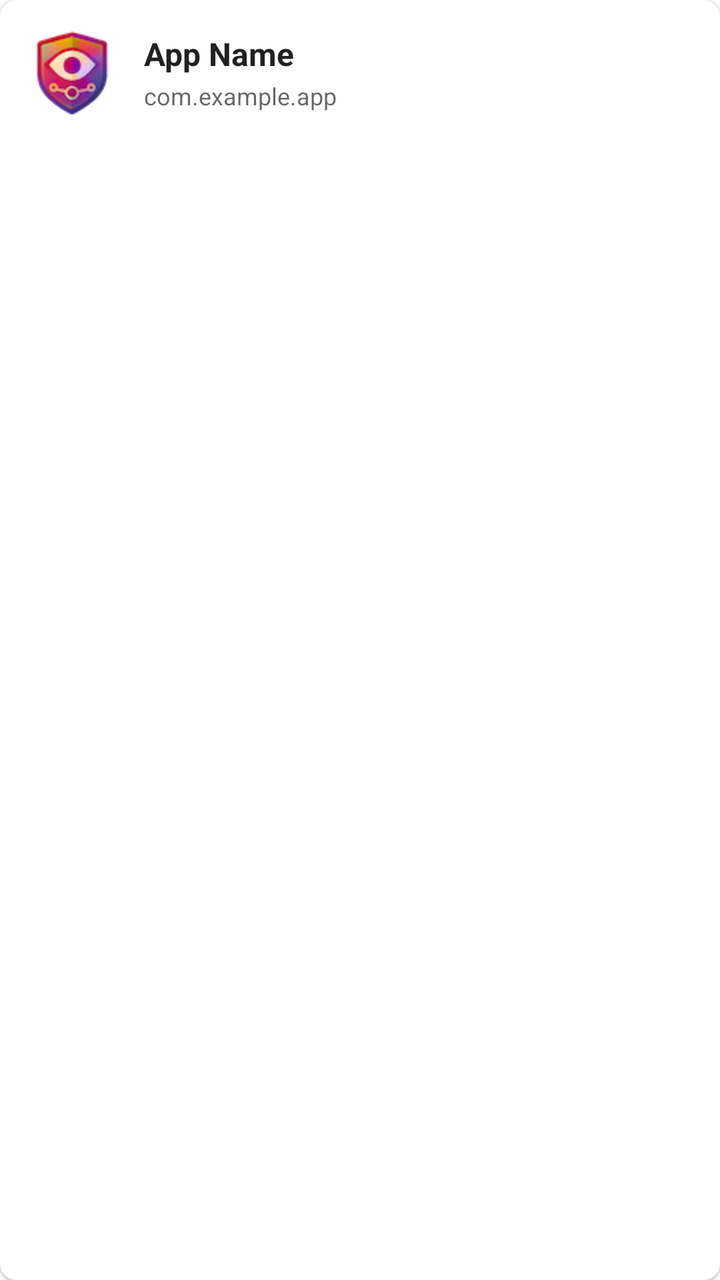
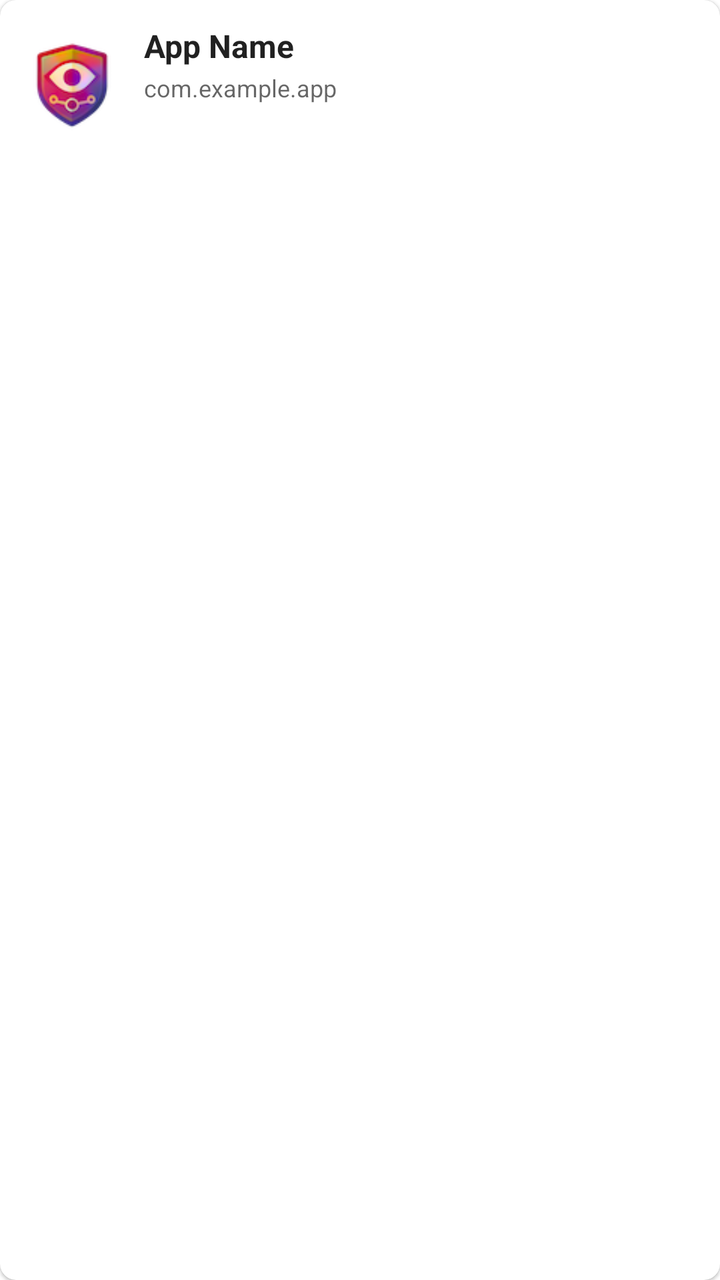

The first picture is an Android layout as it rendered before a commit; the second is the same layout after the commit. The layout source and the unified diff follow.
<!-- AndroidManifest.xml: fallback theme Theme.MaterialComponents.DayNight.NoActionBar -->
<!-- res/layout/item_network_package.xml -->
<?xml version="1.0" encoding="utf-8"?>
<com.google.android.material.card.MaterialCardView xmlns:android="http://schemas.android.com/apk/res/android"
    xmlns:app="http://schemas.android.com/apk/res-auto"
    android:layout_width="match_parent"
    android:layout_height="wrap_content"
    android:layout_marginStart="12dp"
    android:layout_marginEnd="12dp"
    android:layout_marginTop="4dp"
    android:layout_marginBottom="4dp"
    app:cardElevation="1dp"
    app:cardCornerRadius="8dp"
    android:clickable="true"
    android:focusable="true"
    android:foreground="?android:attr/selectableItemBackground">

    <LinearLayout
        android:layout_width="match_parent"
        android:layout_height="wrap_content"
        android:orientation="horizontal"
        android:padding="12dp"
        android:gravity="center_vertical">

        
        <CheckBox
            android:id="@+id/selection_checkbox"
            android:layout_width="48dp"
            android:layout_height="48dp"
            android:layout_marginEnd="0dp"
            android:contentDescription="@string/select_package"
            android:visibility="gone"
            android:clickable="false"
            android:focusable="false" />

        
        <ImageView
            android:id="@+id/app_icon"
            android:layout_width="48dp"
            android:layout_height="48dp"
            android:src="@drawable/de1984_icon"
            android:contentDescription="@string/cd_app_icon" />

        
        <LinearLayout
            android:layout_width="0dp"
            android:layout_height="wrap_content"
            android:layout_weight="1"
            android:layout_marginStart="12dp"
            android:layout_gravity="center_vertical"
            android:orientation="vertical">

            
            <TextView
                android:id="@+id/app_name"
                android:layout_width="match_parent"
                android:layout_height="wrap_content"
                android:text="@string/action_sheet_placeholder_app_name"
                android:textSize="16sp"
                android:textStyle="bold"
                android:textColor="?android:attr/textColorPrimary"
                android:maxLines="1"
                android:ellipsize="end" />

            
            <TextView
                android:id="@+id/package_name"
                android:layout_width="match_parent"
                android:layout_height="wrap_content"
                android:layout_marginTop="2dp"
                android:text="@string/action_sheet_placeholder_package_name"
                android:textSize="12sp"
                android:textColor="?android:attr/textColorSecondary"
                android:maxLines="1"
                android:ellipsize="end" />

            
            <TextView
                android:id="@+id/system_critical_badge"
                android:layout_width="wrap_content"
                android:layout_height="wrap_content"
                android:layout_marginTop="4dp"
                android:text="@string/firewall_badge_system_critical"
                android:textSize="10sp"
                android:textStyle="bold"
                android:textColor="@color/error_red"
                android:paddingStart="6dp"
                android:paddingEnd="6dp"
                android:paddingTop="2dp"
                android:paddingBottom="2dp"
                android:background="@drawable/badge_background"
                android:visibility="gone" />

            
            <TextView
                android:id="@+id/vpn_app_badge"
                android:layout_width="wrap_content"
                android:layout_height="wrap_content"
                android:layout_marginTop="4dp"
                android:text="@string/firewall_badge_vpn_app"
                android:textSize="10sp"
                android:textStyle="bold"
                android:textColor="#1976D2"
                android:paddingStart="6dp"
                android:paddingEnd="6dp"
                android:paddingTop="2dp"
                android:paddingBottom="2dp"
                android:background="@drawable/badge_background_vpn"
                android:visibility="gone" />

            
            <TextView
                android:id="@+id/no_internet_badge"
                android:layout_width="wrap_content"
                android:layout_height="wrap_content"
                android:layout_marginTop="4dp"
                android:text="@string/firewall_badge_no_internet"
                android:textSize="10sp"
                android:textStyle="bold"
                android:textColor="#757575"
                android:paddingStart="6dp"
                android:paddingEnd="6dp"
                android:paddingTop="2dp"
                android:paddingBottom="2dp"
                android:background="@drawable/badge_background_no_internet"
                android:visibility="gone" />

            
            <TextView
                android:id="@+id/profile_badge"
                android:layout_width="wrap_content"
                android:layout_height="wrap_content"
                android:layout_marginTop="4dp"
                android:textSize="10sp"
                android:textStyle="bold"
                android:textColor="#6200EE"
                android:paddingStart="6dp"
                android:paddingEnd="6dp"
                android:paddingTop="2dp"
                android:paddingBottom="2dp"
                android:background="@drawable/badge_background_profile"
                android:visibility="gone" />

        </LinearLayout>

        
        <LinearLayout
            android:layout_width="wrap_content"
            android:layout_height="wrap_content"
            android:layout_marginStart="12dp"
            android:orientation="vertical"
            android:gravity="end|center_vertical">

            
            <LinearLayout
                android:layout_width="wrap_content"
                android:layout_height="wrap_content"
                android:orientation="horizontal"
                android:gravity="center_vertical">

                
                <FrameLayout
                    android:id="@+id/wifi_container"
                    android:layout_width="42dp"
                    android:layout_height="42dp"
                    android:background="?android:attr/selectableItemBackgroundBorderless"
                    android:clickable="true"
                    android:focusable="true">

                    <ImageView
                        android:id="@+id/wifi_icon"
                        android:layout_width="24dp"
                        android:layout_height="24dp"
                        android:layout_gravity="center"
                        android:src="@drawable/ic_wifi"
                        android:contentDescription="@string/cd_wifi_status" />

                    <ImageView
                        android:id="@+id/wifi_blocked_overlay"
                        android:layout_width="24dp"
                        android:layout_height="24dp"
                        android:layout_gravity="center"
                        android:src="@drawable/ic_blocked_overlay"
                        android:visibility="gone"
                        android:contentDescription="@string/cd_wifi_blocked" />
                </FrameLayout>

                
                <FrameLayout
                    android:id="@+id/mobile_container"
                    android:layout_width="42dp"
                    android:layout_height="42dp"
                    android:background="?android:attr/selectableItemBackgroundBorderless"
                    android:clickable="true"
                    android:focusable="true">

                    <ImageView
                        android:id="@+id/mobile_icon"
                        android:layout_width="24dp"
                        android:layout_height="24dp"
                        android:layout_gravity="center"
                        android:src="@drawable/ic_mobile"
                        android:contentDescription="@string/cd_mobile_data_status" />

                    <ImageView
                        android:id="@+id/mobile_blocked_overlay"
                        android:layout_width="24dp"
                        android:layout_height="24dp"
                        android:layout_gravity="center"
                        android:src="@drawable/ic_blocked_overlay"
                        android:visibility="gone"
                        android:contentDescription="@string/cd_mobile_blocked" />
                </FrameLayout>

                
                <FrameLayout
                    android:id="@+id/roaming_container"
                    android:layout_width="42dp"
                    android:layout_height="42dp"
                    android:background="?android:attr/selectableItemBackgroundBorderless"
                    android:clickable="true"
                    android:focusable="true"
                    android:visibility="gone">

                    <ImageView
                        android:id="@+id/roaming_icon"
                        android:layout_width="24dp"
                        android:layout_height="24dp"
                        android:layout_gravity="center"
                        android:src="@drawable/ic_roaming"
                        android:contentDescription="@string/cd_roaming_status" />

                    <ImageView
                        android:id="@+id/roaming_blocked_overlay"
                        android:layout_width="24dp"
                        android:layout_height="24dp"
                        android:layout_gravity="center"
                        android:src="@drawable/ic_blocked_overlay"
                        android:visibility="gone"
                        android:contentDescription="@string/cd_roaming_blocked" />
                </FrameLayout>

            </LinearLayout>

        </LinearLayout>

    </LinearLayout>

</com.google.android.material.card.MaterialCardView>
<!-- resources referenced by this layout -->
<resources>
  <color name="error_red">#EF5350</color>
  <!-- drawable badge_background (drawable) -->
  <?xml version="1.0" encoding="utf-8"?>
  <shape xmlns:android="http://schemas.android.com/apk/res/android"
      android:shape="rectangle">
      <solid android:color="#20FF0000" />
      <corners android:radius="4dp" />
      <stroke
          android:width="1dp"
          android:color="@color/error_red" />
  </shape>
  <!-- drawable badge_background_no_internet (drawable) -->
  <?xml version="1.0" encoding="utf-8"?>
  <shape xmlns:android="http://schemas.android.com/apk/res/android"
      android:shape="rectangle">
      <solid android:color="#20757575" />
      <corners android:radius="4dp" />
      <stroke
          android:width="1dp"
          android:color="#757575" />
  </shape>
  <!-- drawable badge_background_profile (drawable) -->
  <?xml version="1.0" encoding="utf-8"?>
  <shape xmlns:android="http://schemas.android.com/apk/res/android"
      android:shape="rectangle">
      <solid android:color="#206200EE" />
      <corners android:radius="4dp" />
      <stroke
          android:width="1dp"
          android:color="#6200EE" />
  </shape>
  <!-- drawable badge_background_vpn (drawable) -->
  <?xml version="1.0" encoding="utf-8"?>
  <shape xmlns:android="http://schemas.android.com/apk/res/android"
      android:shape="rectangle">
      <solid android:color="#201976D2" />
      <corners android:radius="4dp" />
      <stroke
          android:width="1dp"
          android:color="#1976D2" />
  </shape>
  <!-- drawable ic_blocked_overlay (drawable) -->
  <?xml version="1.0" encoding="utf-8"?>
  <vector xmlns:android="http://schemas.android.com/apk/res/android"
      android:width="24dp"
      android:height="24dp"
      android:viewportWidth="24"
      android:viewportHeight="24">
      
      <path
          android:fillColor="@android:color/white"
          android:pathData="M2,22 L22,2"
          android:strokeWidth="2.5"
          android:strokeColor="@android:color/white"
          android:strokeLineCap="round"/>
  </vector>
  <!-- drawable ic_mobile (drawable) -->
  <vector xmlns:android="http://schemas.android.com/apk/res/android"
      android:width="24dp"
      android:height="24dp"
      android:viewportWidth="24"
      android:viewportHeight="24">
      <path
          android:fillColor="@android:color/white"
          android:pathData="M2,22h2L4,2L2,2v20zM7,22h2L9,7L7,7v15zM12,22h2L14,12h-2v10zM17,22h2L19,17h-2v5z"/>
  </vector>
  <!-- drawable ic_wifi (drawable) -->
  <vector xmlns:android="http://schemas.android.com/apk/res/android"
      android:width="24dp"
      android:height="24dp"
      android:viewportWidth="24"
      android:viewportHeight="24">
      <path
          android:fillColor="@android:color/white"
          android:pathData="M1,9l2,2c4.97,-4.97 13.03,-4.97 18,0l2,-2C16.93,2.93 7.08,2.93 1,9zM9,17l3,3 3,-3c-1.65,-1.66 -4.34,-1.66 -6,0zM5,13l2,2c2.76,-2.76 7.24,-2.76 10,0l2,-2C15.14,9.14 8.87,9.14 5,13z"/>
  </vector>
  <string name="action_sheet_placeholder_app_name">App Name</string>
  <string name="action_sheet_placeholder_package_name">com.example.app</string>
  <string name="cd_app_icon">App icon</string>
  <string name="cd_mobile_blocked">Mobile blocked</string>
  <string name="cd_mobile_data_status">Mobile data status</string>
  <string name="cd_roaming_blocked">Roaming blocked</string>
  <string name="cd_roaming_status">Roaming status</string>
  <string name="cd_wifi_blocked">WiFi blocked</string>
  <string name="cd_wifi_status">WiFi status</string>
  <string name="firewall_badge_no_internet">No Internet Permission</string>
  <string name="firewall_badge_system_critical">System Critical</string>
  <string name="firewall_badge_vpn_app">VPN App</string>
  <string name="select_package">Select package</string>
  <!-- unchanged entries left out for length: 2 -->
</resources>

<!-- the commit's change to res/layout/item_network_package.xml (unified diff, before → after) -->
@@ -106,6 +106,14 @@
                 android:background="@drawable/badge_background_vpn"
                 android:visibility="gone" />
 
+            <TextView
+                android:id="@+id/internet_recommendation_summary"
+                android:layout_width="match_parent"
+                android:layout_height="wrap_content"
+                android:layout_marginTop="4dp"
+                android:textSize="12sp"
+                android:textColor="?android:attr/textColorSecondary" />
+
             
             <TextView
                 android:id="@+id/no_internet_badge"
